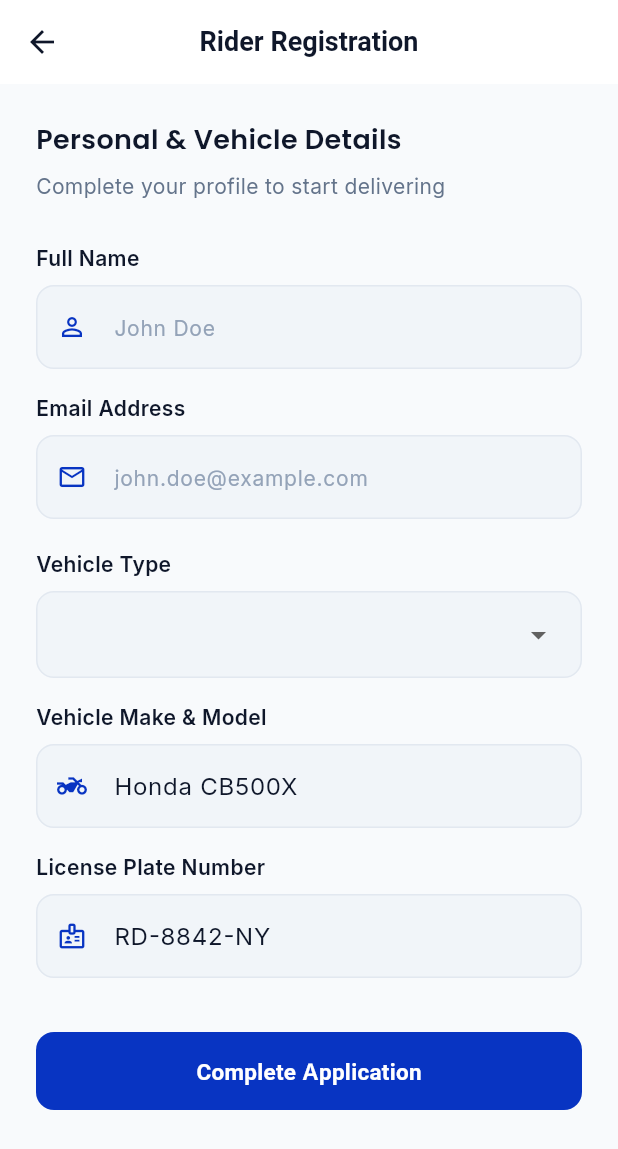
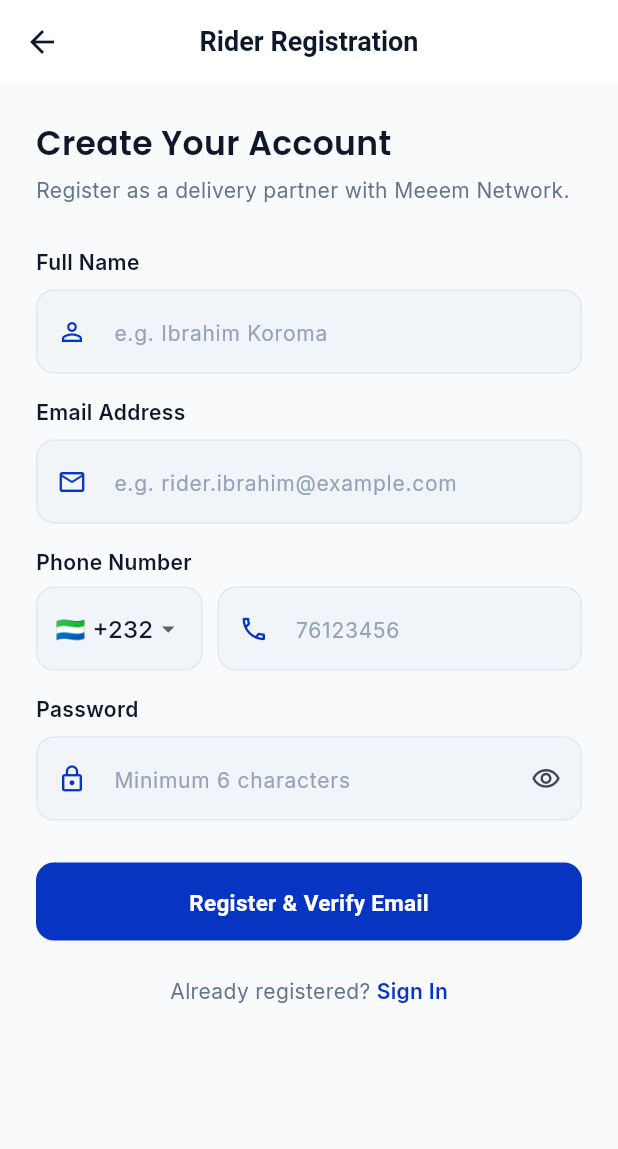
Before and after one commit to srvtechnology/MEEEMSL-RiderApp, a Flutter app: the RegisterView screen opened by its route, on a phone screen of 412 x 824 dp. Shown: the top 1149 px of the screen. Run offline on Flutter 3.47's test engine with Material 3 defaults, Android fonts, the phone set to English and light mode, and no system bars; our stand-ins replace dartz, device_info_plus, dio, equatable, firebase_core, geolocator and 6 more; accounts and stored records are empty.

Commit message:
feat(auth): rider self-registration, verify registration OTP, and resend registration OTP

```diff
--- a/lib/domain/repositories/auth_repository.dart
+++ b/lib/domain/repositories/auth_repository.dart
@@ -1,12 +1,27 @@
 import 'package:dartz/dartz.dart';
 import '../../core/error/failures.dart';
 import '../entities/rider_entity.dart';
+import '../entities/registration_result_entity.dart';
 
 abstract class AuthRepository {
   Future<Either<Failure, bool>> login(String phone);
   Future<Either<Failure, RiderEntity>> loginWithPassword(String email, String password);
   Future<Either<Failure, RiderEntity>> verifyOtp(String phone, String otp);
   Future<Either<Failure, RiderEntity>> register(Map<String, dynamic> riderData);
+  Future<Either<Failure, RegistrationResultEntity>> selfRegister({
+    required String name,
+    required String email,
+    required String password,
+    required String phone,
+    required String phoneCountryCode,
+  });
+  Future<Either<Failure, VerifyRegistrationResultEntity>> verifyRegistrationOtp({
+    required String email,
+    required String otp,
+  });
+  Future<Either<Failure, ResendOtpResultEntity>> resendRegistrationOtp({
+    required String email,
+  });
   Future<Either<Failure, bool>> forgotPassword(String identity);
   Future<Either<Failure, bool>> resetPassword(String identity, String otp, String newPassword);
   Future<Either<Failure, RiderEntity?>> getSavedRider();
--- /dev/null
+++ b/lib/domain/usecases/auth/resend_registration_otp_usecase.dart
@@ -0,0 +1,16 @@
+import 'package:dartz/dartz.dart';
+import '../../../core/error/failures.dart';
+import '../../entities/registration_result_entity.dart';
+import '../../repositories/auth_repository.dart';
+
+class ResendRegistrationOtpUseCase {
+  final AuthRepository repository;
+
+  ResendRegistrationOtpUseCase(this.repository);
+
+  Future<Either<Failure, ResendOtpResultEntity>> call({
+    required String email,
+  }) {
+    return repository.resendRegistrationOtp(email: email);
+  }
+}
--- /dev/null
+++ b/lib/domain/usecases/auth/self_register_usecase.dart
@@ -0,0 +1,26 @@
+import 'package:dartz/dartz.dart';
+import '../../../core/error/failures.dart';
+import '../../entities/registration_result_entity.dart';
+import '../../repositories/auth_repository.dart';
+
+class SelfRegisterUseCase {
+  final AuthRepository repository;
+
+  SelfRegisterUseCase(this.repository);
+
+  Future<Either<Failure, RegistrationResultEntity>> call({
+    required String name,
+    required String email,
+    required String password,
+    required String phone,
+    required String phoneCountryCode,
+  }) {
+    return repository.selfRegister(
+      name: name,
+      email: email,
+      password: password,
+      phone: phone,
+      phoneCountryCode: phoneCountryCode,
+    );
+  }
+}
--- /dev/null
+++ b/lib/domain/usecases/auth/verify_registration_otp_usecase.dart
@@ -0,0 +1,20 @@
+import 'package:dartz/dartz.dart';
+import '../../../core/error/failures.dart';
+import '../../entities/registration_result_entity.dart';
+import '../../repositories/auth_repository.dart';
+
+class VerifyRegistrationOtpUseCase {
+  final AuthRepository repository;
+
+  VerifyRegistrationOtpUseCase(this.repository);
+
+  Future<Either<Failure, VerifyRegistrationResultEntity>> call({
+    required String email,
+    required String otp,
+  }) {
+    return repository.verifyRegistrationOtp(
+      email: email,
+      otp: otp,
+    );
+  }
+}
--- a/lib/presentation/modules/auth/controllers/auth_controller.dart
+++ b/lib/presentation/modules/auth/controllers/auth_controller.dart
@@ -9,14 +9,25 @@ import '../../../../domain/usecases/auth/login_usecase.dart';
 import '../../../../domain/usecases/auth/login_with_password_usecase.dart';
 import '../../../../domain/usecases/auth/verify_otp_usecase.dart';
 import '../../../../domain/usecases/auth/register_rider_usecase.dart';
+import '../../../../domain/usecases/auth/self_register_usecase.dart';
+import '../../../../domain/usecases/auth/verify_registration_otp_usecase.dart';
+import '../../../../domain/usecases/auth/resend_registration_otp_usecase.dart';
 import '../../../../domain/usecases/auth/reset_password_usecase.dart';
 import '../../../routes/app_routes.dart';
+
+enum OtpFlowType {
+  registration,
+  phoneLogin,
+}
 
 class AuthController extends GetxController {
   final LoginUseCase loginUseCase;
   final LoginWithPasswordUseCase loginWithPasswordUseCase;
   final VerifyOtpUseCase verifyOtpUseCase;
   final RegisterRiderUseCase registerRiderUseCase;
+  final SelfRegisterUseCase selfRegisterUseCase;
+  final VerifyRegistrationOtpUseCase verifyRegistrationOtpUseCase;
+  final ResendRegistrationOtpUseCase resendRegistrationOtpUseCase;
   final ResetPasswordUseCase resetPasswordUseCase;
 
   AuthController({
@@ -24,6 +35,9 @@ class AuthController extends GetxController {
     required this.loginWithPasswordUseCase,
     required this.verifyOtpUseCase,
     required this.registerRiderUseCase,
+    required this.selfRegisterUseCase,
+    required this.verifyRegistrationOtpUseCase,
+    required this.resendRegistrationOtpUseCase,
     required this.resetPasswordUseCase,
   });
 
@@ -37,6 +51,16 @@ class AuthController extends GetxController {
   final resendTimerSeconds = AppConstants.otpResendSeconds.obs;
   final canResendOtp = false.obs;
   Timer? _timer;
+
+  // Registration Controllers & State
+  final registerNameController = TextEditingController();
+  final registerEmailController = TextEditingController();
+  final registerPasswordController = TextEditingController();
+  final registerPhoneController = TextEditingController();
+  final registerCountryCode = AppConstants.defaultCountryCode.obs;
+  final registerIsPasswordVisible = false.obs;
+  final otpFlowType = OtpFlowType.registration.obs;
+  final registrationEmail = ''.obs;
 
   // Login Controllers
   final loginEmailController = TextEditingController();
@@ -120,6 +144,10 @@ class AuthController extends GetxController {
     mobileMoneyProviderController.dispose();
     mobileMoneyNumberController.dispose();
     beneficiaryNameController.dispose();
+    registerNameController.dispose();
+    registerEmailController.dispose();
+    registerPasswordController.dispose();
+    registerPhoneController.dispose();
     super.onClose();
   }
 
@@ -127,9 +155,13 @@ class AuthController extends GetxController {
     isPasswordVisible.value = !isPasswordVisible.value;
   }
 
-  void startResendTimer() {
+  void toggleRegisterPasswordVisibility() {
+    registerIsPasswordVisible.value = !registerIsPasswordVisible.value;
+  }
+
+  void startResendTimer({int? seconds}) {
     _timer?.cancel();
-    resendTimerSeconds.value = AppConstants.otpResendSeconds;
+    resendTimerSeconds.value = seconds ?? AppConstants.otpResendSeconds;
     canResendOtp.value = false;
     _timer = Timer.periodic(const Duration(seconds: 1), (timer) {
       if (resendTimerSeconds.value > 0) {
@@ -139,6 +171,101 @@ class AuthController extends GetxController {
         timer.cancel();
       }
     });
+  }
+
+  // 2.1 Rider Self-Registration
+  Future<void> selfRegisterRider() async {
+    final name = registerNameController.text.trim();
+    final email = registerEmailController.text.trim();
+    final password = registerPasswordController.text.trim();
+    final phone = registerPhoneController.text.trim();
+    final countryCode = registerCountryCode.value;
+
+    if (name.isEmpty) {
+      Get.snackbar('Validation', 'Please enter your full name', snackPosition: SnackPosition.BOTTOM);
+      return;
+    }
+    final emailError = Validators.validateEmail(email);
+    if (emailError != null) {
+      Get.snackbar('Validation', emailError, snackPosition: SnackPosition.BOTTOM);
+      return;
+    }
+    if (password.length < 6) {
+      Get.snackbar('Validation', 'Password must be at least 6 characters', snackPosition: SnackPosition.BOTTOM);
+      return;
+    }
+    if (phone.isEmpty) {
+      Get.snackbar('Validation', 'Please enter your phone number', snackPosition: SnackPosition.BOTTOM);
+      return;
+    }
+
+    isLoading.value = true;
+    final result = await selfRegisterUseCase(
+      name: name,
+      email: email,
+      password: password,
+      phone: phone,
+      phoneCountryCode: countryCode,
+    );
+    isLoading.value = false;
+
+    result.fold(
+      (failure) => Get.snackbar('Registration Failed', failure.message, snackPosition: SnackPosition.BOTTOM),
+      (data) {
+        registrationEmail.value = email;
+        otpFlowType.value = OtpFlowType.registration;
+        otpTextController.clear();
+        startResendTimer(seconds: data.resendCooldown);
+        Get.snackbar(
+          'Registration Successful',
+          'A 6-digit verification code has been sent to $email',
+          snackPosition: SnackPosition.TOP,
+          backgroundColor: const Color(0xFFE8F8EE),
+          duration: const Duration(seconds: 4),
+        );
+        Get.toNamed(AppRoutes.otp);
+      },
+    );
+  }
+
+  // Resend current OTP (Registration Email OTP vs Phone SMS OTP)
+  Future<void> resendCurrentOtp() async {
+    if (!canResendOtp.value) return;
+
+    isLoading.value = true;
+    if (otpFlowType.value == OtpFlowType.registration) {
+      final result = await resendRegistrationOtpUseCase(email: registrationEmail.value);
+      isLoading.value = false;
+
+      result.fold(
+        (failure) => Get.snackbar('Error', failure.message, snackPosition: SnackPosition.BOTTOM),
+        (data) {
+          startResendTimer(seconds: data.resendCooldown);
+          Get.snackbar(
+            'New Code Sent',
+            'Verification code resent to ${registrationEmail.value}',
+            snackPosition: SnackPosition.TOP,
+            backgroundColor: const Color(0xFFE8F8EE),
+          );
+        },
+      );
+    } else {
+      final result = await loginUseCase(phoneNumber.value);
+      isLoading.value = false;
+
+      result.fold(
+        (failure) => Get.snackbar('Error', failure.message, snackPosition: SnackPosition.BOTTOM),
+        (success) {
+          startResendTimer();
+          Get.snackbar(
+            'New OTP Sent',
+            'Login OTP resent to ${phoneNumber.value}',
+            snackPosition: SnackPosition.TOP,
+            backgroundColor: const Color(0xFFE8F8EE),
+          );
+        },
+      );
+    }
   }
 
   // Login with Email & Password
@@ -179,8 +306,10 @@ class AuthController extends GetxController {
     }
 
     isLoading.value = true;
-    final fullPhone = '${selectedCountryCode.value} $phone';
+    final fullPhone = '${selectedCountryCode.value}$phone';
     phoneNumber.value = fullPhone;
+    otpFlowType.value = OtpFlowType.phoneLogin;
+    otpTextController.clear();
 
     final result = await loginUseCase(fullPhone);
     isLoading.value = false;
@@ -194,7 +323,7 @@ class AuthController extends GetxController {
     );
   }
 
-  // Verify Phone OTP
+  // Verify OTP (Dispatches according to otpFlowType)
   Future<void> verifyOtp() async {
     final otp = otpTextController.text.trim();
     final error = Validators.validateOtp(otp);
@@ -204,6 +333,28 @@ class AuthController extends GetxController {
     }
 
     isLoading.value = true;
+
+    if (otpFlowType.value == OtpFlowType.registration) {
+      final result = await verifyRegistrationOtpUseCase(
+        email: registrationEmail.value,
+        otp: otp,
+      );
+      isLoading.value = false;
+
+      result.fold(
+        (failure) => Get.snackbar('Verification Failed', failure.message, snackPosition: SnackPosition.BOTTOM),
+        (res) {
+          Get.snackbar(
+            'Email Verified!',
+            'Email verified successfully! You can now log in to complete your rider onboarding.',
+            snackPosition: SnackPosition.TOP,
+            backgroundColor: const Color(0xFFE8F8EE),
+            duration: const Duration(seconds: 4),
+          );
+          Get.offAllNamed(AppRoutes.login);
+        },
+      );
+    } else {
       final result = await verifyOtpUseCase(phoneNumber.value, otp);
       isLoading.value = false;
 
@@ -214,6 +365,7 @@ class AuthController extends GetxController {
           Get.offAllNamed(AppRoutes.main);
         },
       );
+    }
   }
 
   // Password Reset Flow
--- a/lib/presentation/modules/auth/views/register_view.dart
+++ b/lib/presentation/modules/auth/views/register_view.dart
@@ -1,11 +1,12 @@
 import 'package:flutter/material.dart';
+import 'package:flutter/services.dart';
 import 'package:get/get.dart';
-import '../../../../core/constants/app_strings.dart';
 import '../../../../core/theme/app_colors.dart';
 import '../../../../core/theme/text_styles.dart';
 import '../../../../core/widgets/custom_button.dart';
 import '../../../../core/widgets/custom_text_field.dart';
 import '../controllers/auth_controller.dart';
+import '../../../routes/app_routes.dart';
 
 class RegisterView extends GetView<AuthController> {
   const RegisterView({super.key});
@@ -14,99 +15,147 @@ class RegisterView extends GetView<AuthController> {
   Widget build(BuildContext context) {
     return Scaffold(
       appBar: AppBar(
-        title: const Text(AppStrings.registerTitle),
+        title: const Text('Rider Registration'),
       ),
       body: SafeArea(
         child: SingleChildScrollView(
-          padding: const EdgeInsets.all(24.0),
+          padding: const EdgeInsets.symmetric(horizontal: 24.0, vertical: 16.0),
           child: Column(
             crossAxisAlignment: CrossAxisAlignment.start,
             children: [
-              Text(
-                'Personal & Vehicle Details',
-                style: AppTextStyles.headlineSmall(),
-              ),
               const SizedBox(height: 8),
               Text(
-                AppStrings.registerSubtitle,
+                'Create Your Account',
+                style: AppTextStyles.headlineLarge(),
+              ),
+              const SizedBox(height: 6),
+              Text(
+                'Register as a delivery partner with Meeem Network.',
                 style: AppTextStyles.bodyMedium(),
               ),
               const SizedBox(height: 28),
 
               // Full Name
               CustomTextField(
-                controller: controller.fullNameController,
-                label: AppStrings.fullName,
-                hintText: 'John Doe',
+                controller: controller.registerNameController,
+                label: 'Full Name',
+                hintText: 'e.g. Ibrahim Koroma',
                 prefixIcon: Icons.person_outline,
               ),
               const SizedBox(height: 16),
 
-              // Email
+              // Email Address
               CustomTextField(
-                controller: controller.emailController,
-                label: AppStrings.email,
-                hintText: 'john.doe@example.com',
+                controller: controller.registerEmailController,
+                label: 'Email Address',
+                hintText: 'e.g. rider.ibrahim@example.com',
                 keyboardType: TextInputType.emailAddress,
                 prefixIcon: Icons.email_outlined,
               ),
-              const SizedBox(height: 20),
+              const SizedBox(height: 16),
 
-              // Vehicle Type Dropdown
+              // Phone with Country Code
               const Text(
-                AppStrings.vehicleType,
+                'Phone Number',
                 style: TextStyle(fontSize: 14, fontWeight: FontWeight.w600),
               ),
-              const SizedBox(height: 8),
+              const SizedBox(height: 6),
+              Row(
+                crossAxisAlignment: CrossAxisAlignment.start,
+                children: [
                   Container(
-                padding: const EdgeInsets.symmetric(horizontal: 16, vertical: 4),
+                    height: 56,
+                    padding: const EdgeInsets.symmetric(horizontal: 12),
                     decoration: BoxDecoration(
                       color: Theme.of(context).inputDecorationTheme.fillColor,
                       borderRadius: BorderRadius.circular(12),
-                  border: Border.all(color: AppColors.lightCardBorder),
+                      border: Border.all(
+                        color: AppColors.lightCardBorder,
+                        width: 1,
                       ),
-                child: Obx(() => DropdownButtonHideUnderline(
-                      child: DropdownButton<String>(
-                        isExpanded: true,
-                        value: controller.vehicleType.value,
+                    ),
+                    child: Center(
+                      child: Obx(() => DropdownButton<String>(
+                            value: controller.registerCountryCode.value,
+                            underline: const SizedBox(),
+                            icon: const Icon(Icons.arrow_drop_down, size: 20),
                             items: const [
-                          DropdownMenuItem(value: 'Motorcycle', child: Text('🏍️ Motorcycle / Scooter')),
-                          DropdownMenuItem(value: 'Bicycle', child: Text('🚲 Bicycle / E-Bike')),
-                          DropdownMenuItem(value: 'Car', child: Text('🚗 Car / Sedan')),
-                          DropdownMenuItem(value: 'Van', child: Text('🚐 Delivery Van')),
+                              DropdownMenuItem(value: '+232', child: Text('🇸🇱 +232')),
+                              DropdownMenuItem(value: '+91', child: Text('🇮🇳 +91')),
+                              DropdownMenuItem(value: '+1', child: Text('🇺🇸 +1')),
+                              DropdownMenuItem(value: '+44', child: Text('🇬🇧 +44')),
+                              DropdownMenuItem(value: '+971', child: Text('🇦🇪 +971')),
                             ],
                             onChanged: (val) {
-                          if (val != null) controller.vehicleType.value = val;
+                              if (val != null) controller.registerCountryCode.value = val;
                             },
+                          )),
                     ),
-                    )),
+                  ),
+                  const SizedBox(width: 10),
+                  Expanded(
+                    child: CustomTextField(
+                      controller: controller.registerPhoneController,
+                      hintText: '76123456',
+                      keyboardType: TextInputType.phone,
+                      prefixIcon: Icons.phone_outlined,
+                      inputFormatters: [
+                        FilteringTextInputFormatter.digitsOnly,
+                        LengthLimitingTextInputFormatter(12),
+                      ],
+                    ),
+                  ),
+                ],
               ),
               const SizedBox(height: 16),
 
-              // Vehicle Model
-              CustomTextField(
-                controller: controller.vehicleModelController,
-                label: AppStrings.vehicleModel,
-                hintText: 'e.g. Honda CB500X',
-                prefixIcon: Icons.two_wheeler_outlined,
+              // Password
+              Obx(() => CustomTextField(
+                    controller: controller.registerPasswordController,
+                    label: 'Password',
+                    hintText: 'Minimum 6 characters',
+                    obscureText: !controller.registerIsPasswordVisible.value,
+                    prefixIcon: Icons.lock_outline,
+                    suffixIcon: IconButton(
+                      icon: Icon(
+                        controller.registerIsPasswordVisible.value
+                            ? Icons.visibility_off_outlined
+                            : Icons.visibility_outlined,
+                        size: 20,
                       ),
-              const SizedBox(height: 16),
-
-              // License Plate
-              CustomTextField(
-                controller: controller.licensePlateController,
-                label: AppStrings.vehiclePlate,
-                hintText: 'e.g. NY-9820-AA',
-                prefixIcon: Icons.badge_outlined,
+                      onPressed: () => controller.toggleRegisterPasswordVisibility(),
                     ),
-              const SizedBox(height: 36),
+                  )),
+              const SizedBox(height: 28),
 
               // Submit Button
               Obx(() => CustomButton(
-                    text: 'Complete Application',
+                    text: 'Register & Verify Email',
                     isLoading: controller.isLoading.value,
-                    onPressed: () => controller.submitFullOnboarding(),
+                    onPressed: () => controller.selfRegisterRider(),
                   )),
+              const SizedBox(height: 24),
+
+              // Login Prompt
+              Center(
+                child: Row(
+                  mainAxisSize: MainAxisSize.min,
+                  children: [
+                    Text(
+                      'Already registered? ',
+                      style: AppTextStyles.bodyMedium(),
+                    ),
+                    GestureDetector(
+                      onTap: () => Get.offNamed(AppRoutes.login),
+                      child: Text(
+                        'Sign In',
+                        style: AppTextStyles.labelLarge(color: AppColors.primary),
+                      ),
+                    ),
+                  ],
+                ),
+              ),
+              const SizedBox(height: 20),
             ],
           ),
         ),
```
Also changed, not shown: lib/data/datasources/auth_remote_datasource.dart (+93 -1 lines), lib/data/models/registration_result_model.dart (added, +61 -0 lines), lib/data/repositories/auth_repository_impl.dart (+65 -0 lines), lib/domain/entities/registration_result_entity.dart (added, +64 -0 lines), lib/presentation/modules/auth/bindings/auth_binding.dart (+9 -0 lines), lib/presentation/modules/auth/views/otp_view.dart (+24 -12 lines). Lines whose indentation alone changed are shown as unchanged.
